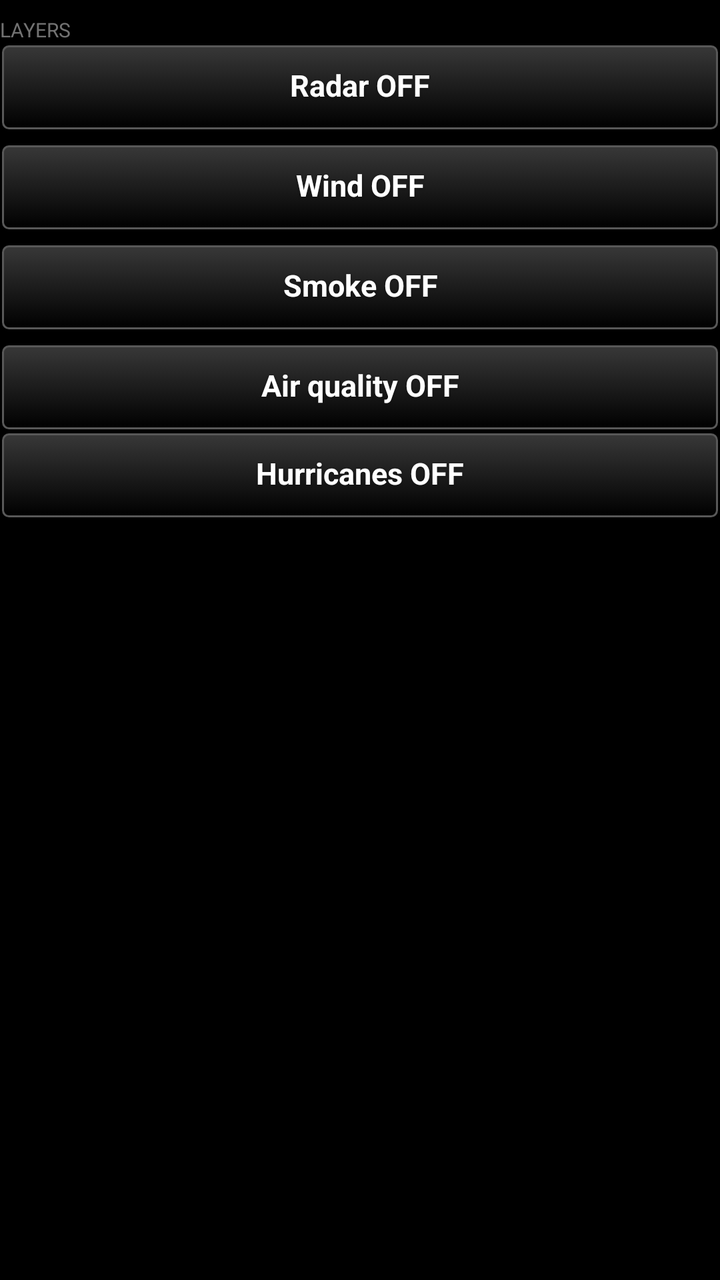
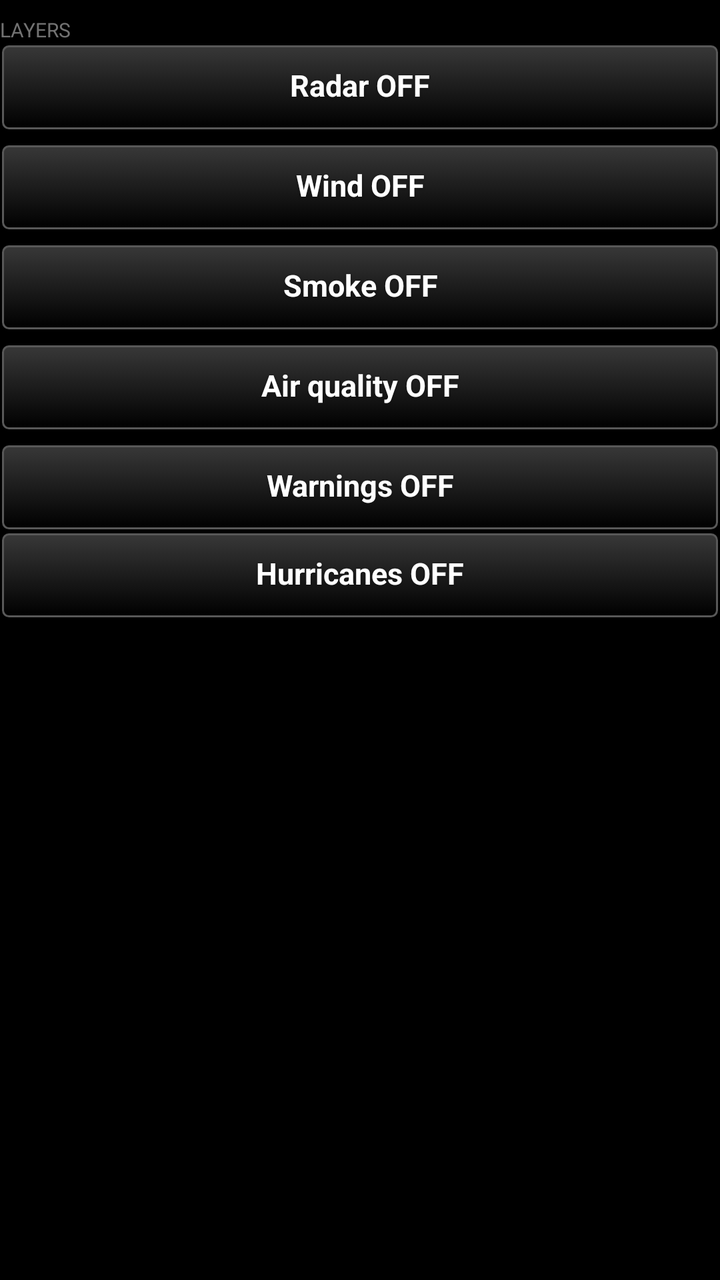

Two renders of the same Android screen: before a commit and after it. Below are the layout's source before the change and the commit's diff.
<!-- AndroidManifest.xml: application theme AppTheme -->
<!-- res/layout/page_layers.xml -->
<?xml version="1.0" encoding="utf-8"?>
<ScrollView xmlns:android="http://schemas.android.com/apk/res/android"
    android:layout_width="match_parent"
    android:layout_height="match_parent"
    android:fadeScrollbars="false"
    android:focusableInTouchMode="true"
    android:descendantFocusability="beforeDescendants">

    <LinearLayout
        android:layout_width="match_parent"
        android:layout_height="wrap_content"
        android:orientation="vertical"
        android:paddingBottom="8dp">

        
        <TextView
            android:id="@+id/layers_heading"
            android:layout_width="match_parent"
            android:layout_height="wrap_content"
            android:text="@string/heading_layers"
            android:textSize="10sp"
            android:textAllCaps="true"
            android:paddingTop="8dp"
            android:alpha="0.6" />

        
        <LinearLayout
            android:id="@+id/layer_list"
            android:layout_width="match_parent"
            android:layout_height="wrap_content"
            android:orientation="vertical">


            
            <LinearLayout
                android:layout_width="match_parent"
                android:layout_height="wrap_content"
                android:orientation="horizontal">

                <Button
                    android:id="@+id/radar_toggle"
                    style="@style/TakwerxButton"
                    android:layout_width="0dp"
                    android:layout_weight="1"
                    android:layout_height="wrap_content"
                    android:text="@string/radar_off" />

                <ImageButton
                    android:id="@+id/radar_expand"
                    style="@style/TakwerxIconButton"
                    android:layout_width="44dp"
                    android:layout_weight="0"
                    android:contentDescription="@string/show_settings"
                    android:src="@drawable/ic_expand"
                    android:visibility="gone" />
            </LinearLayout>

            <LinearLayout
                android:id="@+id/radar_settings"
                android:layout_width="match_parent"
                android:layout_height="wrap_content"
                android:orientation="vertical"
                android:visibility="gone" />

            <LinearLayout
                android:layout_width="match_parent"
                android:layout_height="wrap_content"
                android:layout_marginTop="6dp"
                android:orientation="horizontal">

                <Button
                    android:id="@+id/wind_toggle"
                    style="@style/TakwerxButton"
                    android:layout_width="0dp"
                    android:layout_weight="1"
                    android:layout_height="wrap_content"
                    android:text="@string/wind_off" />

                <ImageButton
                    android:id="@+id/wind_expand"
                    style="@style/TakwerxIconButton"
                    android:layout_width="44dp"
                    android:layout_weight="0"
                    android:contentDescription="@string/show_settings"
                    android:src="@drawable/ic_expand"
                    android:visibility="gone" />
            </LinearLayout>

            <LinearLayout
                android:id="@+id/wind_settings"
                android:layout_width="match_parent"
                android:layout_height="wrap_content"
                android:orientation="vertical"
                android:visibility="gone">

            
            <LinearLayout
                android:id="@+id/scrubber"
                android:layout_width="match_parent"
                android:layout_height="wrap_content"
                android:orientation="vertical"
                android:visibility="gone">

                <TextView
                    android:id="@+id/scrubber_label"
                    android:layout_width="match_parent"
                    android:layout_height="wrap_content"
                    android:layout_marginTop="6dp"
                    android:textColor="@color/white"
                    android:textSize="13sp"
                    android:text="" />

                <LinearLayout
                    android:id="@+id/scrubber_days"
                    android:layout_width="match_parent"
                    android:layout_height="wrap_content"
                    android:orientation="horizontal" />

                <LinearLayout
                    android:id="@+id/scrubber_hours"
                    android:layout_width="match_parent"
                    android:layout_height="wrap_content"
                    android:orientation="vertical" />
            </LinearLayout>

            
            <LinearLayout
                android:id="@+id/wind_scale_host"
                android:layout_width="match_parent"
                android:layout_height="wrap_content"
                android:orientation="vertical"
                android:paddingLeft="4dp"
                android:paddingRight="4dp"
                android:paddingTop="4dp"
                android:visibility="gone" />

            
            <LinearLayout
                android:id="@+id/wind_level_block"
                android:layout_width="match_parent"
                android:layout_height="wrap_content"
                android:orientation="vertical"
                android:visibility="gone">

                
                <TextView
                    android:id="@+id/wind_reading"
                    android:layout_width="match_parent"
                    android:layout_height="wrap_content"
                    android:layout_marginTop="6dp"
                    android:textColor="@color/white"
                    android:textSize="15sp"
                    android:text="" />

                
                <TextView
                    android:id="@+id/wind_level_label"
                    android:layout_width="match_parent"
                    android:layout_height="wrap_content"
                    android:layout_marginTop="8dp"
                    android:text="@string/heading_height"
                    android:textSize="10sp"
                    android:textAllCaps="true"
                    android:alpha="0.6" />

                <LinearLayout
                    android:id="@+id/wind_level_rows"
                    android:layout_width="match_parent"
                    android:layout_height="wrap_content"
                    android:orientation="vertical" />
            </LinearLayout>
            </LinearLayout>

            
            <LinearLayout
                android:layout_width="match_parent"
                android:layout_height="wrap_content"
                android:layout_marginTop="6dp"
                android:orientation="horizontal">

                <Button
                    android:id="@+id/smoke_toggle"
                    style="@style/TakwerxButton"
                    android:layout_width="0dp"
                    android:layout_weight="1"
                    android:layout_height="wrap_content"
                    android:text="@string/smoke_off" />

                <ImageButton
                    android:id="@+id/smoke_expand"
                    style="@style/TakwerxIconButton"
                    android:layout_width="44dp"
                    android:layout_weight="0"
                    android:contentDescription="@string/show_settings"
                    android:src="@drawable/ic_expand"
                    android:visibility="gone" />
            </LinearLayout>

            <LinearLayout
                android:id="@+id/smoke_settings"
                android:layout_width="match_parent"
                android:layout_height="wrap_content"
                android:orientation="vertical"
                android:visibility="gone">

                
                <LinearLayout
                    android:id="@+id/smoke_scale_host"
                    android:layout_width="match_parent"
                    android:layout_height="wrap_content"
                    android:orientation="vertical"
                    android:paddingLeft="4dp"
                    android:paddingRight="4dp"
                    android:paddingTop="4dp" />

                
                <TextView
                    android:id="@+id/smoke_reading"
                    android:layout_width="match_parent"
                    android:layout_height="wrap_content"
                    android:layout_marginTop="6dp"
                    android:textColor="@color/white"
                    android:textSize="15sp"
                    android:text="" />

                <TextView
                    android:layout_width="match_parent"
                    android:layout_height="wrap_content"
                    android:layout_marginTop="8dp"
                    android:text="@string/heading_height"
                    android:textSize="10sp"
                    android:textAllCaps="true"
                    android:alpha="0.6" />

                
                <LinearLayout
                    android:id="@+id/smoke_height_row"
                    android:layout_width="match_parent"
                    android:layout_height="wrap_content"
                    android:orientation="horizontal" />
            </LinearLayout>

            
            <LinearLayout
                android:layout_width="match_parent"
                android:layout_height="wrap_content"
                android:layout_marginTop="6dp"
                android:orientation="horizontal">

                <Button
                    android:id="@+id/air_toggle"
                    style="@style/TakwerxButton"
                    android:layout_width="0dp"
                    android:layout_weight="1"
                    android:layout_height="wrap_content"
                    android:text="@string/air_off" />

                <ImageButton
                    android:id="@+id/air_expand"
                    style="@style/TakwerxIconButton"
                    android:layout_width="44dp"
                    android:layout_weight="0"
                    android:contentDescription="@string/show_settings"
                    android:src="@drawable/ic_expand"
                    android:visibility="gone" />
            </LinearLayout>

            <LinearLayout
                android:id="@+id/air_settings"
                android:layout_width="match_parent"
                android:layout_height="wrap_content"
                android:orientation="vertical"
                android:visibility="gone">

                
                <TextView
                    android:id="@+id/air_status"
                    android:layout_width="match_parent"
                    android:layout_height="wrap_content"
                    android:layout_marginTop="6dp"
                    android:textColor="@color/white"
                    android:textSize="13sp"
                    android:text="" />

                
                <LinearLayout
                    android:id="@+id/air_scale"
                    android:layout_width="match_parent"
                    android:layout_height="wrap_content"
                    android:layout_marginTop="4dp"
                    android:orientation="horizontal" />

                
                <TextView
                    android:id="@+id/air_reading"
                    android:layout_width="match_parent"
                    android:layout_height="wrap_content"
                    android:layout_marginTop="6dp"
                    android:layout_marginBottom="4dp"
                    android:textColor="@color/white"
                    android:textSize="15sp"
                    android:text="" />
            </LinearLayout>

            <LinearLayout
                android:layout_width="match_parent"
                android:layout_height="wrap_content"
                android:orientation="horizontal">

                <Button
                    android:id="@+id/tropical_toggle"
                    style="@style/TakwerxButton"
                    android:layout_width="0dp"
                    android:layout_weight="1"
                    android:layout_height="wrap_content"
                    android:text="@string/tropical_off" />

                <ImageButton
                    android:id="@+id/tropical_expand"
                    style="@style/TakwerxIconButton"
                    android:layout_width="44dp"
                    android:layout_weight="0"
                    android:contentDescription="@string/show_settings"
                    android:src="@drawable/ic_expand"
                    android:visibility="gone" />
            </LinearLayout>

            
            <LinearLayout
                android:id="@+id/tropical_settings"
                android:layout_width="match_parent"
                android:layout_height="wrap_content"
                android:orientation="vertical"
                android:visibility="gone">

                <TextView
                    android:id="@+id/tropical_status"
                    android:layout_width="match_parent"
                    android:layout_height="wrap_content"
                    android:layout_marginTop="6dp"
                    android:layout_marginBottom="4dp"
                    android:textColor="@color/white"
                    android:textSize="13sp"
                    android:text="" />

                
                <LinearLayout
                    android:id="@+id/tropical_scale"
                    android:layout_width="match_parent"
                    android:layout_height="wrap_content"
                    android:layout_marginBottom="6dp"
                    android:orientation="horizontal" />

                <LinearLayout
                    android:id="@+id/tropical_rows"
                    android:layout_width="match_parent"
                    android:layout_height="wrap_content"
                    android:orientation="vertical" />
            </LinearLayout>
        </LinearLayout>

        
        <TextView
            android:id="@+id/layers_attribution"
            android:layout_width="match_parent"
            android:layout_height="wrap_content"
            android:textSize="11sp"
            android:layout_marginTop="@dimen/auto_margin"
            android:text="" />
    </LinearLayout>
</ScrollView>
<!-- resources referenced by this layout -->
<resources>
  <color name="white">#ffffff</color>
  <dimen name="auto_margin">6dp</dimen>
  <string name="air_off">Air quality OFF</string>
  <string name="heading_height">Height</string>
  <string name="heading_layers">Layers</string>
  <string name="radar_off">Radar OFF</string>
  <string name="show_settings">Show or hide this layer\'s settings</string>
  <string name="smoke_off">Smoke OFF</string>
  <string name="tropical_off">Hurricanes OFF</string>
  <string name="wind_off">Wind OFF</string>
  <style name="TakwerxButton" parent="@style/darkButton">
          <item name="android:paddingLeft">12dp</item>
          <item name="android:paddingRight">12dp</item>
          <item name="android:paddingTop">6dp</item>
          <item name="android:paddingBottom">8dp</item>
          <item name="android:minHeight">44dp</item>
          <item name="android:minWidth">0dp</item>
          <item name="android:textSize">15sp</item>
          <item name="android:singleLine">true</item>
          <item name="android:ellipsize">end</item>
      </style>
  <style name="TakwerxIconButton">
          <item name="android:layout_width">0dp</item>
          <item name="android:layout_weight">1</item>
          <item name="android:layout_height">44dp</item>
          <item name="android:layout_marginLeft">2dp</item>
          <item name="android:layout_marginRight">2dp</item>
          <item name="android:background">@drawable/btn_gray</item>
          <item name="android:scaleType">centerInside</item>
          <item name="android:padding">9dp</item>
      </style>
  <style name="AppTheme" parent="@android:style/Theme.Holo">
          <item name="android:buttonStyle">@android:style/Widget.Button</item>
          <item name="android:imageButtonStyle">@android:style/Widget.Button</item>
          <item name="android:buttonStyleToggle">@android:style/Widget.Button</item>
          <item name="android:spinnerStyle">@style/ATAKSpinner</item>
          <item name="android:spinnerItemStyle">@style/ATAKSpinnerItem</item>
          <item name="android:editTextStyle">@style/ATAKEditText</item>
      </style>
  <style name="ATAKSpinner" parent="@android:style/Widget.Spinner">
          <item name="android:spinnerMode">dialog</item>
      </style>
  <style name="ATAKSpinnerItem">
          <item name="android:textColor">@android:color/white</item>
          <item name="android:dropDownVerticalOffset">0dip</item>
          <item name="android:dropDownHorizontalOffset">0dip</item>
          <item name="android:dropDownWidth">wrap_content</item>
          <item name="android:gravity">left|center_vertical</item>
      </style>
  <style name="ATAKEditText" parent="@android:style/Widget.EditText">
          
          
  
          
          <item name="android:imeOptions">flagNoFullscreen</item>
      </style>
  <color name="darker_gray">#121212</color>
  <dimen name="fontSize">14sp</dimen>
  <!-- drawable new_dark_button_disabled (drawable) -->
  <?xml version="1.0" encoding="utf-8"?>
  <layer-list xmlns:android="http://schemas.android.com/apk/res/android">
      <item android:bottom="1dp" android:right="1dp" android:left="1dp" android:top="1dp">
          <shape android:shape="rectangle">
              <corners android:radius="3dp" />
              <stroke
                  android:width="1dp"
                  android:color="#484848" />
              <solid android:color="#484848" />
          </shape>
      </item>
  </layer-list>
  <!-- unchanged entries left out for length: 5 -->
</resources>

<!-- the commit's change to res/layout/page_layers.xml (unified diff, before → after) -->
@@ -302,6 +302,75 @@
                     android:text="" />
             </LinearLayout>
 
+            
+            <LinearLayout
+                android:layout_width="match_parent"
+                android:layout_height="wrap_content"
+                android:layout_marginTop="6dp"
+                android:orientation="horizontal">
+
+                <Button
+                    android:id="@+id/warn_toggle"
+                    style="@style/TakwerxButton"
+                    android:layout_width="0dp"
+                    android:layout_weight="1"
+                    android:layout_height="wrap_content"
+                    android:text="@string/warn_off" />
+
+                <ImageButton
+                    android:id="@+id/warn_expand"
+                    style="@style/TakwerxIconButton"
+                    android:layout_width="44dp"
+                    android:layout_weight="0"
+                    android:contentDescription="@string/show_settings"
+                    android:src="@drawable/ic_expand"
+                    android:visibility="gone" />
+            </LinearLayout>
+
+            <LinearLayout
+                android:id="@+id/warn_settings"
+                android:layout_width="match_parent"
+                android:layout_height="wrap_content"
+                android:orientation="vertical"
+                android:visibility="gone">
+
+                
+                <TextView
+                    android:id="@+id/warn_here"
+                    android:layout_width="match_parent"
+                    android:layout_height="wrap_content"
+                    android:layout_marginTop="6dp"
+                    android:textColor="@color/white"
+                    android:textSize="15sp"
+                    android:text="" />
+
+                <TextView
+                    android:id="@+id/warn_status"
+                    android:layout_width="match_parent"
+                    android:layout_height="wrap_content"
+                    android:layout_marginTop="4dp"
+                    android:textColor="@color/white"
+                    android:textSize="13sp"
+                    android:text="" />
+
+                <TextView
+                    android:layout_width="match_parent"
+                    android:layout_height="wrap_content"
+                    android:layout_marginTop="8dp"
+                    android:text="@string/heading_show"
+                    android:textSize="10sp"
+                    android:textAllCaps="true"
+                    android:alpha="0.6" />
+
+                
+                <LinearLayout
+                    android:id="@+id/warn_groups"
+                    android:layout_width="match_parent"
+                    android:layout_height="wrap_content"
+                    android:layout_marginBottom="4dp"
+                    android:orientation="horizontal" />
+            </LinearLayout>
+
             <LinearLayout
                 android:layout_width="match_parent"
                 android:layout_height="wrap_content"
<!-- resource entries referenced after the edit -->
@@ -5,10 +5,12 @@
   <string name="air_off">Air quality OFF</string>
   <string name="heading_height">Height</string>
   <string name="heading_layers">Layers</string>
+  <string name="heading_show">Show</string>
   <string name="radar_off">Radar OFF</string>
   <string name="show_settings">Show or hide this layer\'s settings</string>
   <string name="smoke_off">Smoke OFF</string>
   <string name="tropical_off">Hurricanes OFF</string>
+  <string name="warn_off">Warnings OFF</string>
   <string name="wind_off">Wind OFF</string>
   <style name="TakwerxButton" parent="@style/darkButton">
           <item name="android:paddingLeft">12dp</item>
